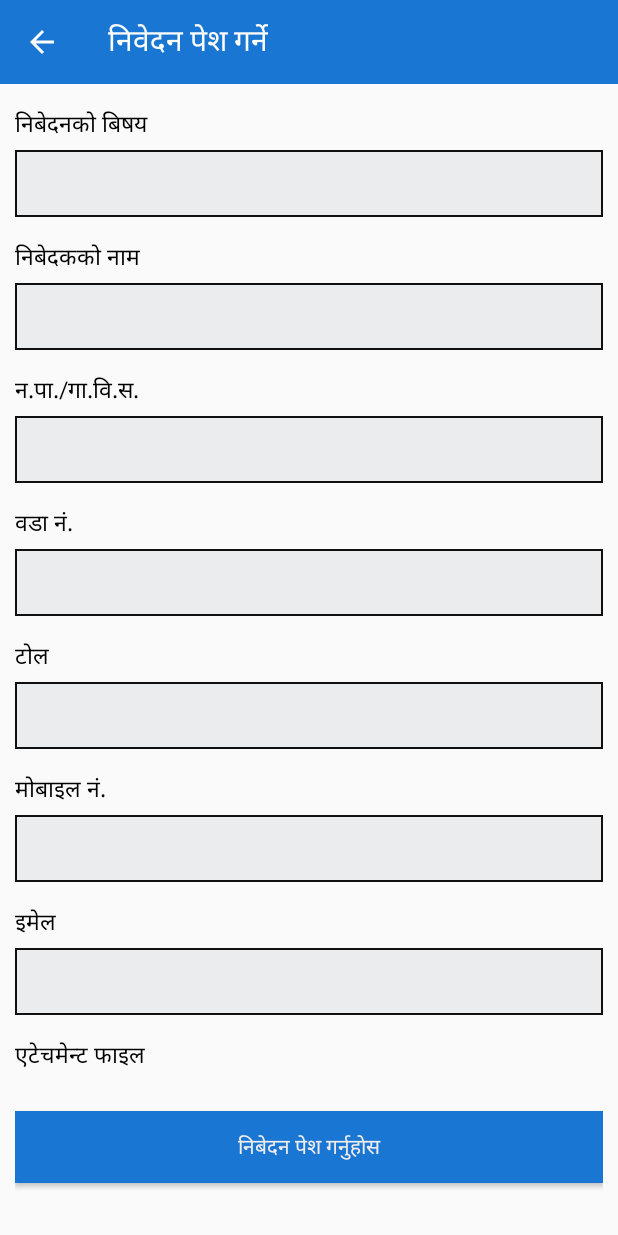
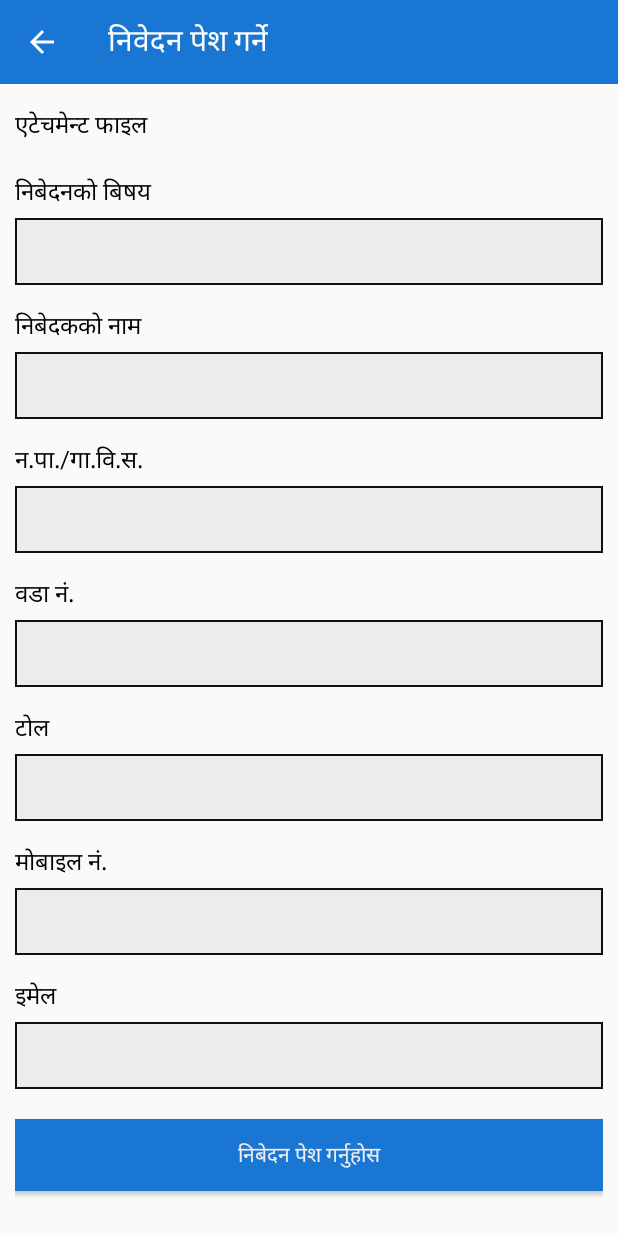
Before and after one commit to AntarikshaBhandari/DigitalLetterHead, an Android app: the NibedanPeshGarne screen opened directly, with no data from a screen before it, on a phone screen of 412 x 824 dp. Run offline under Robolectric (Android 15) with nearby library versions, the phone set to English and light mode, and no system bars; network calls fail.

Commit message:
08:57 PM

```diff
--- a/app/src/main/AndroidManifest.xml
+++ b/app/src/main/AndroidManifest.xml
@@ -1,6 +1,8 @@
 <?xml version="1.0" encoding="utf-8"?>
 <manifest xmlns:android="http://schemas.android.com/apk/res/android"
     package="np.com.arts.digitalletterhead">
+
+    <uses-permission android:name="android.permission.INTERNET" />
 
     <application
         android:allowBackup="true"
--- a/app/src/main/java/np/com/arts/digitalletterhead/BudgetNitiTathaKaryakram.java
+++ b/app/src/main/java/np/com/arts/digitalletterhead/BudgetNitiTathaKaryakram.java
@@ -19,7 +19,6 @@ public class BudgetNitiTathaKaryakram extends AppCompatActivity {
         setSupportActionBar(toolbar);
         getSupportActionBar().setTitle("बजेट नीति तथा कार्यक्रम");
         getSupportActionBar().setDisplayHomeAsUpEnabled(true);
-        Toast.makeText(BudgetNitiTathaKaryakram.this, "ok", Toast.LENGTH_SHORT).show();
     }
 
     @Override
--- a/app/src/main/res/layout/activity_main.xml
+++ b/app/src/main/res/layout/activity_main.xml
@@ -10,7 +10,8 @@
 
     <ScrollView
         android:layout_width="match_parent"
-        android:layout_height="match_parent">
+        android:layout_height="match_parent"
+        android:id="@+id/scrollViewMainActivity">
 
         <LinearLayout
             android:layout_width="match_parent"
--- a/app/src/main/res/layout/nibedan_pesh_garne.xml
+++ b/app/src/main/res/layout/nibedan_pesh_garne.xml
@@ -21,8 +21,15 @@
             <TextView
                 android:layout_marginTop="5dp"
                 android:layout_marginBottom="5dp"
-                android:textSize="15sp"
-                android:textColor="#000"
+                style="@style/FormTextView"
+                android:layout_width="match_parent"
+                android:layout_height="wrap_content"
+                android:text="एटेचमेन्ट फाइल" />
+
+            <TextView
+                android:layout_marginTop="15dp"
+                android:layout_marginBottom="5dp"
+                style="@style/FormTextView"
                 android:layout_width="match_parent"
                 android:layout_height="wrap_content"
                 android:text="निबेदनको बिषय" />
@@ -35,8 +42,7 @@
             <TextView
                 android:layout_marginTop="15dp"
                 android:layout_marginBottom="5dp"
-                android:textSize="15sp"
-                android:textColor="#000"
+                style="@style/FormTextView"
                 android:layout_width="match_parent"
                 android:layout_height="wrap_content"
                 android:text="निबेदकको नाम" />
@@ -49,8 +55,7 @@
             <TextView
                 android:layout_marginTop="15dp"
                 android:layout_marginBottom="5dp"
-                android:textSize="15sp"
-                android:textColor="#000"
+                style="@style/FormTextView"
                 android:layout_width="match_parent"
                 android:layout_height="wrap_content"
                 android:text="न.पा./गा.वि.स." />
@@ -63,8 +68,7 @@
             <TextView
                 android:layout_marginTop="15dp"
                 android:layout_marginBottom="5dp"
-                android:textSize="15sp"
-                android:textColor="#000"
+                style="@style/FormTextView"
                 android:layout_width="match_parent"
                 android:layout_height="wrap_content"
                 android:text="वडा नं." />
@@ -77,8 +81,7 @@
             <TextView
                 android:layout_marginTop="15dp"
                 android:layout_marginBottom="5dp"
-                android:textSize="15sp"
-                android:textColor="#000"
+                style="@style/FormTextView"
                 android:layout_width="match_parent"
                 android:layout_height="wrap_content"
                 android:text="टोल" />
@@ -91,8 +94,7 @@
             <TextView
                 android:layout_marginTop="15dp"
                 android:layout_marginBottom="5dp"
-                android:textSize="15sp"
-                android:textColor="#000"
+                style="@style/FormTextView"
                 android:layout_width="match_parent"
                 android:layout_height="wrap_content"
                 android:text="मोबाइल नं." />
@@ -105,8 +107,7 @@
             <TextView
                 android:layout_marginTop="15dp"
                 android:layout_marginBottom="5dp"
-                android:textSize="15sp"
-                android:textColor="#000"
+                style="@style/FormTextView"
                 android:layout_width="match_parent"
                 android:layout_height="wrap_content"
                 android:text="इमेल" />
@@ -115,15 +116,6 @@
                 android:layout_width="match_parent"
                 android:background="@drawable/edit_text_design"
                 android:layout_height="wrap_content" />
-
-            <TextView
-                android:layout_marginTop="15dp"
-                android:layout_marginBottom="5dp"
-                android:textSize="15sp"
-                android:textColor="#000"
-                android:layout_width="match_parent"
-                android:layout_height="wrap_content"
-                android:text="एटेचमेन्ट फाइल" />
 
             <Button
                 android:layout_marginTop="20dp"
--- a/app/src/main/res/values/colors.xml
+++ b/app/src/main/res/values/colors.xml
@@ -3,4 +3,6 @@
     <color name="colorPrimary">#1976d2</color>
     <color name="colorPrimaryDark">#0d3d73</color>
     <color name="colorAccent">#0d3d73</color>
+
+    <color name="colorBlack">#000000</color>
 </resources>
--- a/app/src/main/res/values/styles.xml
+++ b/app/src/main/res/values/styles.xml
@@ -21,4 +21,9 @@
         <item name="android:layout_centerVertical">true</item>
     </style>
 
+    <style name="FormTextView">
+        <item name="android:textSize">16sp</item>
+        <item name="android:textColor">@color/colorBlack</item>
+    </style>
+
 </resources>
```
Also changed, not shown: app/src/main/java/np/com/arts/digitalletterhead/MainActivity.java (+31 -9 lines), app/src/main/java/np/com/arts/digitalletterhead/NagarikWadapatra.java (+41 -0 lines), app/src/main/java/np/com/arts/digitalletterhead/Server.java (added, +10 -0 lines), app/src/main/res/layout/nagarik_wadapatra.xml (+9 -0 lines), app/src/main/res/layout/nagarik_wadapatra_single_item.xml (added, +28 -0 lines), app/src/main/res/layout/sujhab_pesh_garne.xml (+5 -7 lines).
